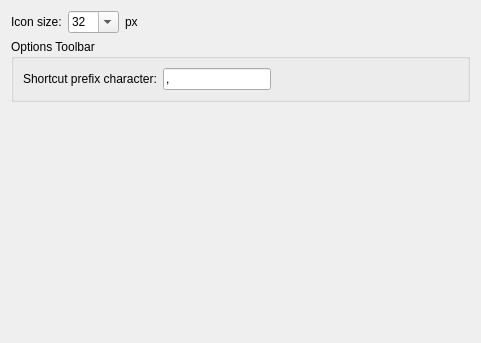
Qt form scripts/Edit/AppPreferences/ToolBarPreferences/PreferencesPage.ui (qcad/qcad) before a commit.
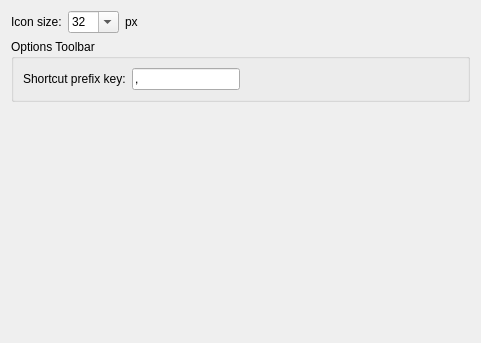
The same form after that commit.

What changed in the file:
```diff
--- a/scripts/Edit/AppPreferences/ToolBarPreferences/PreferencesPage.ui
+++ b/scripts/Edit/AppPreferences/ToolBarPreferences/PreferencesPage.ui
@@ -119,7 +119,7 @@
       <item>
        <widget class="QLabel" name="label_3">
         <property name="text">
-         <string>Shortcut prefix character:</string>
+         <string>Shortcut prefix key:</string>
         </property>
        </widget>
       </item>
```
